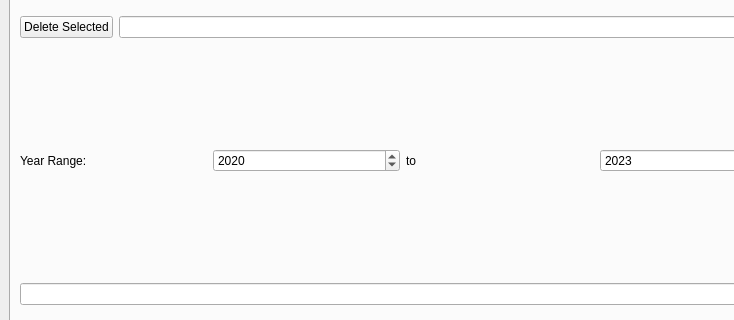
This is gui/mainwindow.ui in 9santa/student-database as Qt 5 draws it before an edit; both pictures show x 0 to 734 and y 266 to 586 of the 1000 by 700 pixel window. The edited form follows.
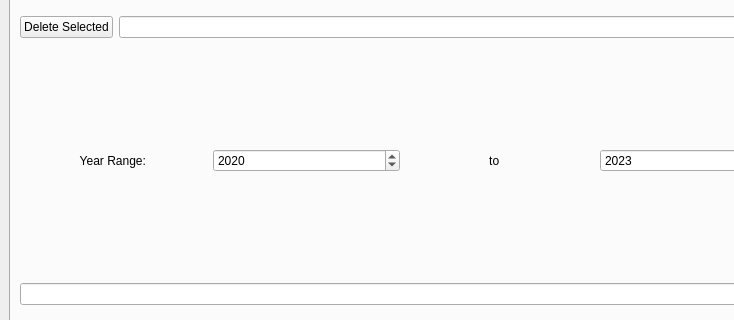
This is the edited form. The open tabs and pages were chosen to show the change.

```diff
--- a/gui/mainwindow.ui
+++ b/gui/mainwindow.ui
@@ -121,7 +121,7 @@
           <item>
            <widget class="QLabel" name="label">
             <property name="text">
-             <string>Year Range:</string>
+             <string>                  Year Range:</string>
             </property>
            </widget>
           </item>
@@ -141,7 +141,7 @@
           <item>
            <widget class="QLabel" name="label_2">
             <property name="text">
-             <string>to</string>
+             <string>                         to</string>
             </property>
            </widget>
           </item>
```
Left out of the diff: 3 changed lines with no effect on the pictures.
